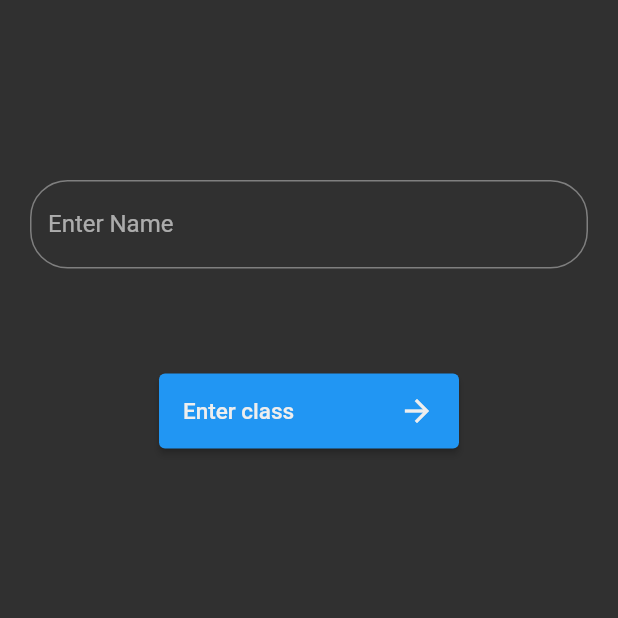
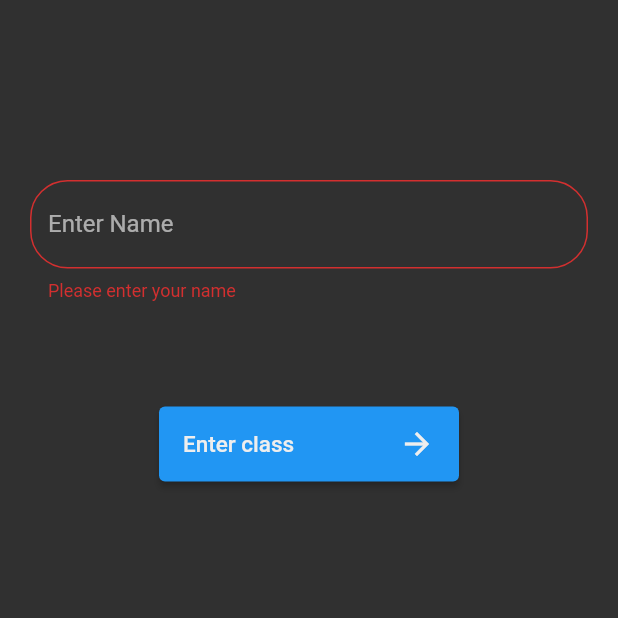
Before and after one commit to ShalevNehorai/afekaton_project, a Flutter app: the screen it shows after launch, after a tap on "Enter class", on a phone screen of 412 x 824 dp, the top half of it. Run offline on Flutter 3.47's test engine with Material 2 defaults, Android fonts, the phone set to English and light mode, and no system bars; our stand-ins replace cloud_firestore, firebase_core; accounts and stored records are empty.

Commit message:
added classroom and able to uplode user to firestore

```diff
--- a/lib/main.dart
+++ b/lib/main.dart
@@ -1,6 +1,12 @@
+import 'package:afekaton_project/class_room.dart';
+import 'package:afekaton_project/models/user.dart';
+import 'package:afekaton_project/services/database.dart';
+import 'package:firebase_core/firebase_core.dart';
 import 'package:flutter/material.dart';
 
-void main() {
+void main() async {
+  WidgetsFlutterBinding.ensureInitialized();
+  await Firebase.initializeApp();
   runApp(MyApp());
 }
 
@@ -21,6 +27,8 @@ class MyApp extends StatelessWidget {
 }
 
 class MyHomePage extends StatelessWidget {
+  final _formKey = GlobalKey<FormState>();
+
   TextEditingController tecName = new TextEditingController();
 
   @override
@@ -33,13 +41,26 @@ class MyHomePage extends StatelessWidget {
           ),
           Container(
             padding: const EdgeInsets.all(20),
-            child: TextField(
-              decoration: new InputDecoration(
-                labelText: "Enter Name",
-                fillColor: Colors.green,
-                border: new OutlineInputBorder(
-                  borderRadius: new BorderRadius.circular(25.0),
-                  borderSide: new BorderSide(),
+            child: Form(
+              key: _formKey,
+              child: TextFormField(
+                controller: tecName,
+                validator: (text) {
+                  if (text == null || text.isEmpty) {
+                    return "Please enter your name";
+                  }
+                  if (!RegExp(r"^[A-Za-zא-ת0-9 ]").hasMatch(text)) {
+                    return "Name has to be letters or numbers only";
+                  }
+                  return null;
+                },
+                decoration: new InputDecoration(
+                  labelText: "Enter Name",
+                  fillColor: Colors.white,
+                  border: new OutlineInputBorder(
+                    borderRadius: new BorderRadius.circular(25.0),
+                    borderSide: new BorderSide(),
+                  ),
                 ),
               ),
             ),
@@ -49,7 +70,19 @@ class MyHomePage extends StatelessWidget {
             height: 50,
             width: 200,
             child: ElevatedButton(
-                onPressed: () {},
+                onPressed: () {
+                  if (_formKey.currentState.validate()) {
+                    //TODO send login data to firebase
+                    DataBaseMethods()
+                        .uplodeUserInfo(User(tecName.text))
+                        .then((value) {
+                      Navigator.pushReplacement(
+                          context,
+                          MaterialPageRoute(
+                              builder: (context) => ClassRoom(value)));
+                    });
+                  }
+                },
                 child: Padding(
                     padding: EdgeInsets.all(0),
                     child: Container(
--- /dev/null
+++ b/lib/models/user.dart
@@ -0,0 +1,12 @@
+class User {
+  final String name;
+
+  User(this.name);
+
+  Map<String, dynamic> getUserMap() {
+    Map<String, dynamic> info = {
+      "name": name,
+    };
+    return info;
+  }
+}
--- /dev/null
+++ b/lib/services/database.dart
@@ -0,0 +1,11 @@
+import 'package:afekaton_project/models/user.dart';
+import 'package:cloud_firestore/cloud_firestore.dart';
+
+class DataBaseMethods {
+  CollectionReference users =
+      FirebaseFirestore.instance.collection("/classes/Fikus101/users");
+
+  Future<DocumentReference> uplodeUserInfo(User user) async {
+    return await users.add(user.getUserMap());
+  }
+}
--- a/pubspec.yaml
+++ b/pubspec.yaml
@@ -23,11 +23,9 @@ environment:
 dependencies:
   flutter:
     sdk: flutter
-
-
-  # The following adds the Cupertino Icons font to your application.
-  # Use with the CupertinoIcons class for iOS style icons.
   cupertino_icons: ^1.0.2
+  firebase_core:
+  cloud_firestore:
 
 dev_dependencies:
   flutter_test:
```
Also changed, not shown: lib/class_room.dart (added, +38 -0 lines), pubspec.lock, 6 other files.
